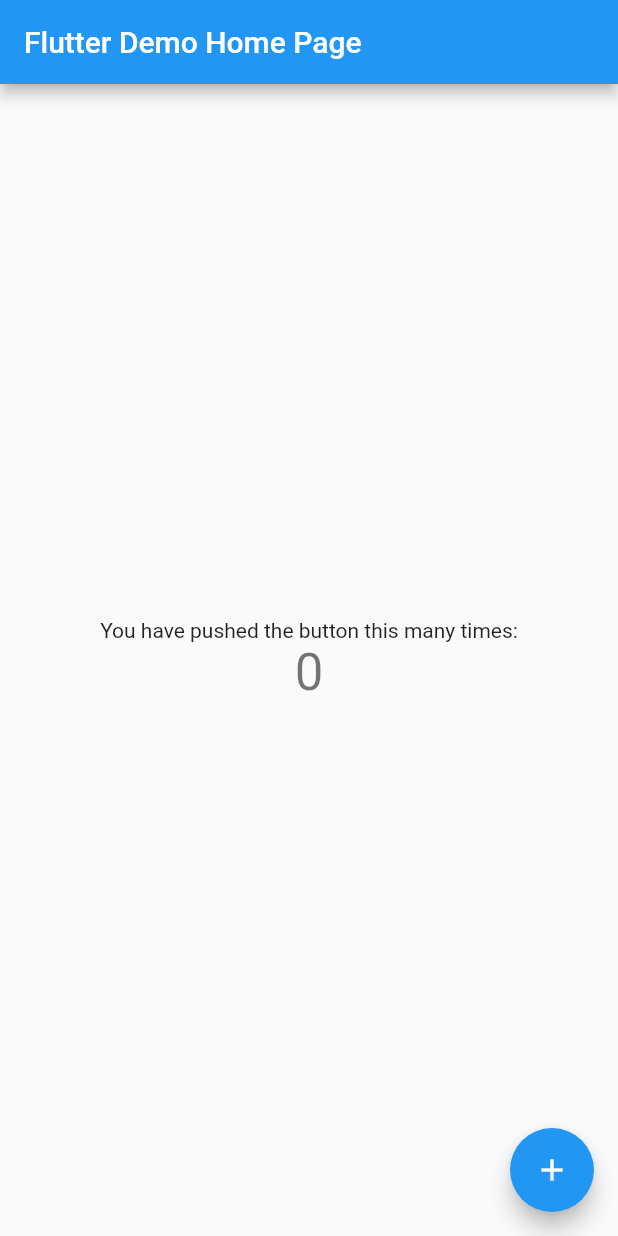
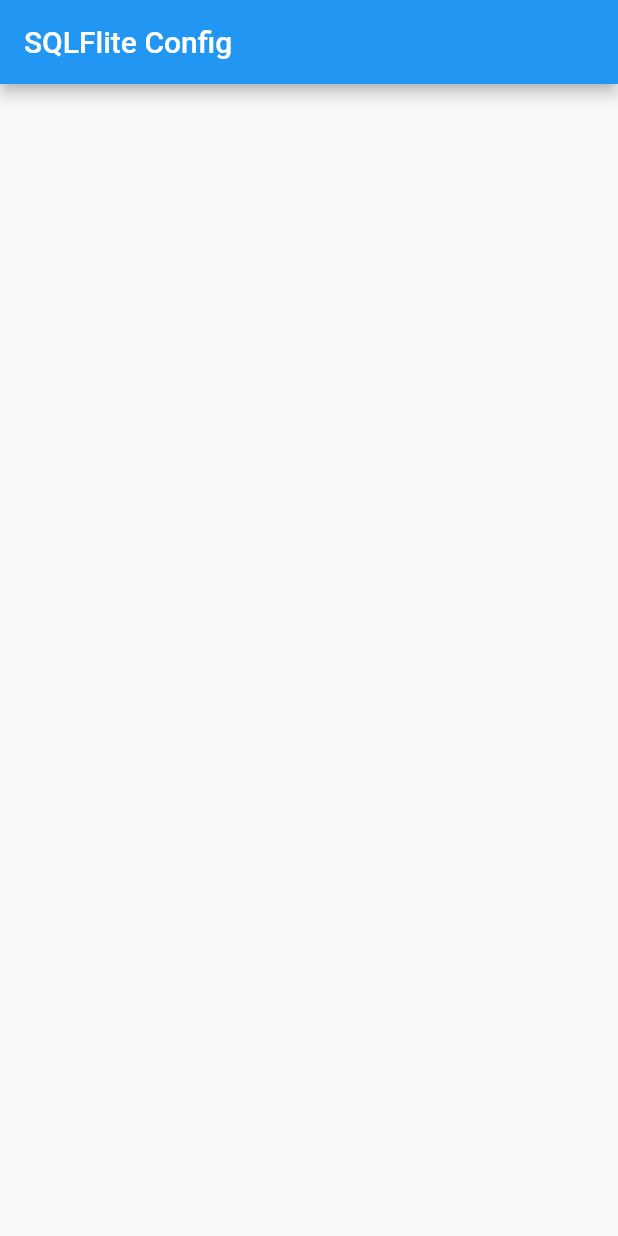
Before and after one commit to adilsontchameia/SQLFlite, a Flutter app: the screen it shows after launch, on a phone screen of 412 x 824 dp. Run offline on Flutter 3.47's test engine with Material 2 defaults, Android fonts, the phone set to English and light mode, and no system bars; our stand-ins replace sqflite; accounts and stored records are empty.

Commit message:
criacao da interface principal

```diff
--- a/lib/main.dart
+++ b/lib/main.dart
@@ -1,113 +1,25 @@
 import 'package:flutter/material.dart';
+import 'package:sqflite/sqflite.dart';
 
 void main() {
-  runApp(MyApp());
+  runApp(MaterialApp(
+    home: Home(),
+    debugShowCheckedModeBanner: false,
+  ));
 }
 
-class MyApp extends StatelessWidget {
-  // This widget is the root of your application.
+class Home extends StatefulWidget {
+  @override
+  _HomeState createState() => _HomeState();
+}
+
+class _HomeState extends State<Home> {
   @override
   Widget build(BuildContext context) {
-    return MaterialApp(
-      title: 'Flutter Demo',
-      theme: ThemeData(
-        // This is the theme of your application.
-        //
-        // Try running your application with "flutter run". You'll see the
-        // application has a blue toolbar. Then, without quitting the app, try
-        // changing the primarySwatch below to Colors.green and then invoke
-        // "hot reload" (press "r" in the console where you ran "flutter run",
-        // or simply save your changes to "hot reload" in a Flutter IDE).
-        // Notice that the counter didn't reset back to zero; the application
-        // is not restarted.
-        primarySwatch: Colors.blue,
+    return Scaffold(
+      appBar: AppBar(
+        title: Text("SQLFlite Config"),
       ),
-      home: MyHomePage(title: 'Flutter Demo Home Page'),
     );
   }
 }
-
-class MyHomePage extends StatefulWidget {
-  MyHomePage({Key key, this.title}) : super(key: key);
-
-  // This widget is the home page of your application. It is stateful, meaning
-  // that it has a State object (defined below) that contains fields that affect
-  // how it looks.
-
-  // This class is the configuration for the state. It holds the values (in this
-  // case the title) provided by the parent (in this case the App widget) and
-  // used by the build method of the State. Fields in a Widget subclass are
-  // always marked "final".
-
-  final String title;
-
-  @override
-  _MyHomePageState createState() => _MyHomePageState();
-}
-
-class _MyHomePageState extends State<MyHomePage> {
-  int _counter = 0;
-
-  void _incrementCounter() {
-    setState(() {
-      // This call to setState tells the Flutter framework that something has
-      // changed in this State, which causes it to rerun the build method below
-      // so that the display can reflect the updated values. If we changed
-      // _counter without calling setState(), then the build method would not be
-      // called again, and so nothing would appear to happen.
-      _counter++;
-    });
-  }
-
-  @override
-  Widget build(BuildContext context) {
-    // This method is rerun every time setState is called, for instance as done
-    // by the _incrementCounter method above.
-    //
-    // The Flutter framework has been optimized to make rerunning build methods
-    // fast, so that you can just rebuild anything that needs updating rather
-    // than having to individually change instances of widgets.
-    return Scaffold(
-      appBar: AppBar(
-        // Here we take the value from the MyHomePage object that was created by
-        // the App.build method, and use it to set our appbar title.
-        title: Text(widget.title),
-      ),
-      body: Center(
-        // Center is a layout widget. It takes a single child and positions it
-        // in the middle of the parent.
-        child: Column(
-          // Column is also a layout widget. It takes a list of children and
-          // arranges them vertically. By default, it sizes itself to fit its
-          // children horizontally, and tries to be as tall as its parent.
-          //
-          // Invoke "debug painting" (press "p" in the console, choose the
-          // "Toggle Debug Paint" action from the Flutter Inspector in Android
-          // Studio, or the "Toggle Debug Paint" command in Visual Studio Code)
-          // to see the wireframe for each widget.
-          //
-          // Column has various properties to control how it sizes itself and
-          // how it positions its children. Here we use mainAxisAlignment to
-          // center the children vertically; the main axis here is the vertical
-          // axis because Columns are vertical (the cross axis would be
-          // horizontal).
-          mainAxisAlignment: MainAxisAlignment.center,
-          children: <Widget>[
-            Text(
-              'You have pushed the button this many times:',
-            ),
-            Text(
-              '$_counter',
-              style: Theme.of(context).textTheme.headline4,
-            ),
-          ],
-        ),
-      ),
-      floatingActionButton: FloatingActionButton(
-        onPressed: _incrementCounter,
-        tooltip: 'Increment',
-        child: Icon(Icons.add),
-      ), // This trailing comma makes auto-formatting nicer for build methods.
-    );
-  }
-}
--- a/pubspec.yaml
+++ b/pubspec.yaml
@@ -28,6 +28,7 @@
   # The following adds the Cupertino Icons font to your application.
   # Use with the CupertinoIcons class for iOS style icons.
   cupertino_icons: ^1.0.2
+  sqflite: ^2.0.0+3
 
 dev_dependencies:
   flutter_test:
```
Also changed, not shown: pubspec.lock.
